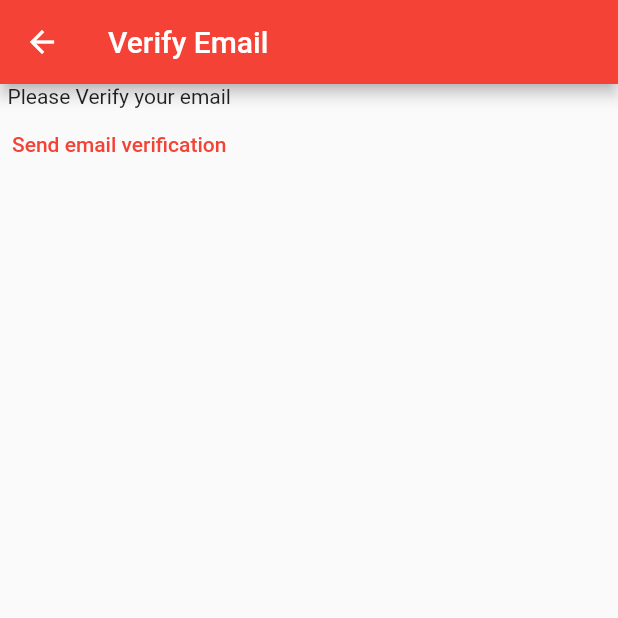
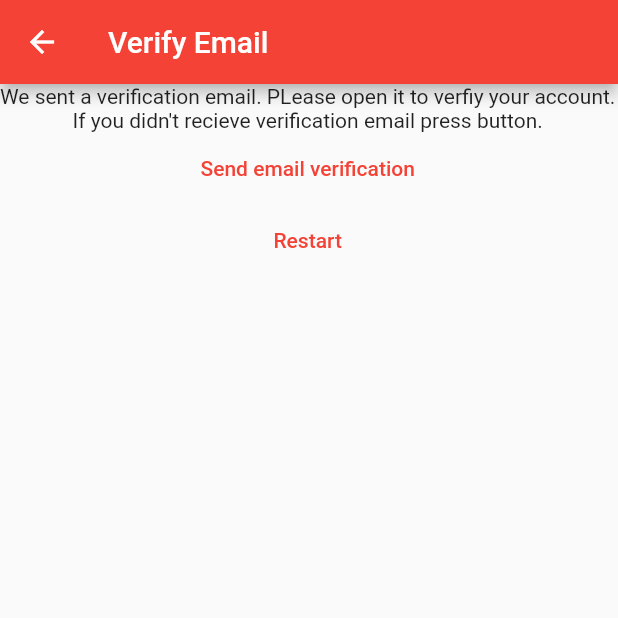
Before and after one commit to majzoub13/notes-flutter, a Flutter app: the VerifyEmailView screen opened directly, on a phone screen of 412 x 824 dp, the top half of it. Run offline on Flutter 3.47's test engine with Material 2 defaults, Android fonts, the light colour scheme and no system bars; our stand-ins replace firebase_auth, firebase_core; accounts and stored records are empty.

Commit message:
six commit

```diff
--- a/lib/constants/routes.dart
+++ b/lib/constants/routes.dart
@@ -1,3 +1,4 @@
 const loginRoute = '/login/';
 const registerRoute = '/register/';
 const notesRoute = '/notes/';
+const verfiyEmailRoute = '/verfiy-email/';
--- a/lib/main.dart
+++ b/lib/main.dart
@@ -1,4 +1,4 @@
-// ignore_for_file: avoid_print
+// ignore_for_file: avoid_print, use_build_context_synchronously
 
 import 'package:firebase_auth/firebase_auth.dart';
 import 'package:firebase_core/firebase_core.dart';
@@ -21,6 +21,7 @@ void main() {
         loginRoute: (context) => const LoginView(),
         registerRoute: (context) => const RegisterView(),
         notesRoute: (context) => const NotesView(),
+        verfiyEmailRoute: (context) => const VerifyEmailView(),
       }));
 }
 
--- a/lib/views/login_view.dart
+++ b/lib/views/login_view.dart
@@ -1,4 +1,4 @@
-// ignore_for_file: avoid_print
+// ignore_for_file: avoid_print, use_build_context_synchronously
 
 import 'package:firebase_auth/firebase_auth.dart';
 import 'package:flutter/material.dart';
--- a/lib/views/verfiy_email_view.dart
+++ b/lib/views/verfiy_email_view.dart
@@ -1,5 +1,8 @@
+// ignore_for_file: use_build_context_synchronously
+
 import 'package:firebase_auth/firebase_auth.dart';
 import 'package:flutter/material.dart';
+import 'package:flutter_application_1/constants/routes.dart';
 
 class VerifyEmailView extends StatefulWidget {
   const VerifyEmailView({super.key});
@@ -17,13 +20,25 @@ class _VerifyEmailViewState extends State<VerifyEmailView> {
       ),
       body: Column(
         children: [
-          const Text('Please Verify your email'),
+          const Text(
+              'We sent a verification email. PLease open it to verfiy your account.'),
+          const Text("If you didn't recieve verification email press button."),
           TextButton(
               onPressed: () async {
                 final user = FirebaseAuth.instance.currentUser;
                 await user?.sendEmailVerification();
               },
-              child: const Text('Send email verification'))
+              child: const Text('Send email verification')),
+          TextButton(
+            onPressed: () async {
+              await FirebaseAuth.instance.signOut();
+              Navigator.of(context).pushNamedAndRemoveUntil(
+                registerRoute,
+                (route) => false,
+              );
+            },
+            child: const Text("Restart"),
+          )
         ],
       ),
     );
```
Also changed, not shown: lib/views/register_view.dart (+33 -10 lines).
